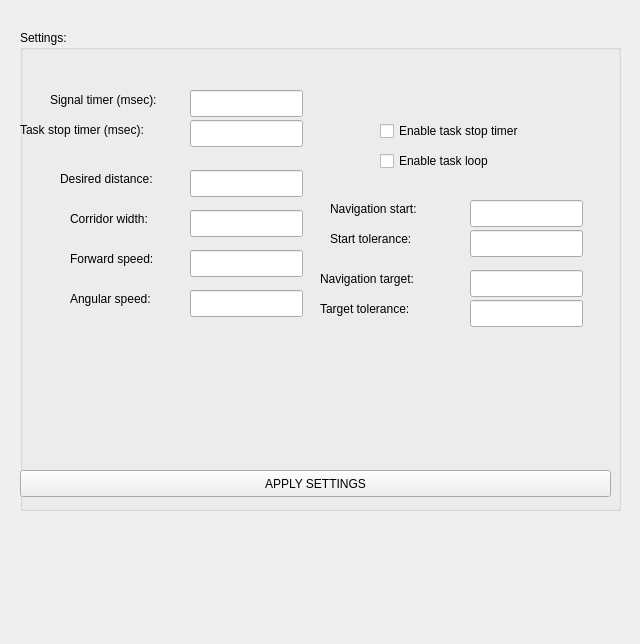
This is Hanse/TaskWallNavigation/taskwallnavigationform.ui in iti-luebeck/HANSE2011 as Qt 5 draws it before an edit. The edited form follows.
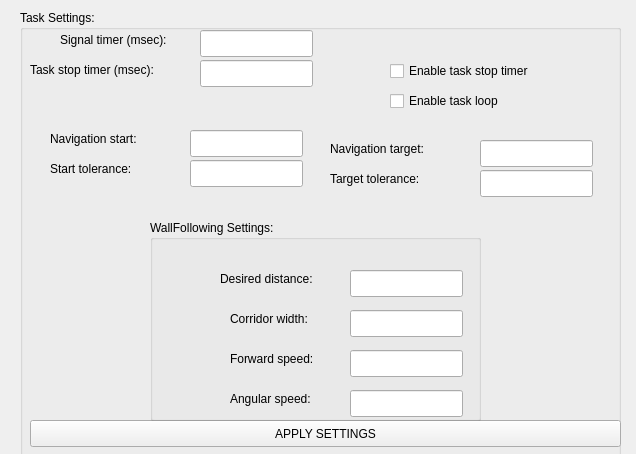
This is the edited form.

Diff of the .ui file:
```diff
--- a/Hanse/TaskWallNavigation/taskwallnavigationform.ui
+++ b/Hanse/TaskWallNavigation/taskwallnavigationform.ui
@@ -6,8 +6,8 @@
    <rect>
     <x>0</x>
     <y>0</y>
-    <width>640</width>
-    <height>644</height>
+    <width>636</width>
+    <height>454</height>
    </rect>
   </property>
   <property name="windowTitle">
@@ -17,111 +17,19 @@
    <property name="geometry">
     <rect>
      <x>20</x>
-     <y>30</y>
+     <y>10</y>
      <width>601</width>
-     <height>481</height>
+     <height>471</height>
     </rect>
    </property>
    <property name="title">
-    <string>Settings:</string>
+    <string>Task Settings:</string>
    </property>
-   <widget class="QLineEdit" name="forwardInput">
-    <property name="geometry">
-     <rect>
-      <x>170</x>
-      <y>220</y>
-      <width>113</width>
-      <height>27</height>
-     </rect>
-    </property>
-   </widget>
-   <widget class="QLineEdit" name="angularInput">
-    <property name="geometry">
-     <rect>
-      <x>170</x>
-      <y>260</y>
-      <width>113</width>
-      <height>27</height>
-     </rect>
-    </property>
-   </widget>
-   <widget class="QLineEdit" name="corridorInput">
-    <property name="geometry">
-     <rect>
-      <x>170</x>
-      <y>180</y>
-      <width>113</width>
-      <height>27</height>
-     </rect>
-    </property>
-   </widget>
-   <widget class="QLineEdit" name="desiredDistanceInput">
-    <property name="geometry">
-     <rect>
-      <x>170</x>
-      <y>140</y>
-      <width>113</width>
-      <height>27</height>
-     </rect>
-    </property>
-   </widget>
-   <widget class="QLabel" name="label_2">
-    <property name="geometry">
-     <rect>
-      <x>40</x>
-      <y>140</y>
-      <width>121</width>
-      <height>17</height>
-     </rect>
-    </property>
-    <property name="text">
-     <string>Desired distance:</string>
-    </property>
-   </widget>
-   <widget class="QLabel" name="label_1">
-    <property name="geometry">
-     <rect>
-      <x>50</x>
-      <y>180</y>
-      <width>121</width>
-      <height>17</height>
-     </rect>
-    </property>
-    <property name="text">
-     <string>Corridor width: </string>
-    </property>
-   </widget>
-   <widget class="QLabel" name="label_4">
-    <property name="geometry">
-     <rect>
-      <x>50</x>
-      <y>220</y>
-      <width>111</width>
-      <height>17</height>
-     </rect>
-    </property>
-    <property name="text">
-     <string>Forward speed: </string>
-    </property>
-   </widget>
-   <widget class="QLabel" name="label_5">
-    <property name="geometry">
-     <rect>
-      <x>50</x>
-      <y>260</y>
-      <width>101</width>
-      <height>17</height>
-     </rect>
-    </property>
-    <property name="text">
-     <string>Angular speed:</string>
-    </property>
-   </widget>
    <widget class="QLabel" name="label_6">
     <property name="geometry">
      <rect>
-      <x>310</x>
-      <y>170</y>
+      <x>30</x>
+      <y>120</y>
       <width>121</width>
       <height>17</height>
      </rect>
@@ -133,8 +41,8 @@
    <widget class="QLineEdit" name="startInput">
     <property name="geometry">
      <rect>
-      <x>450</x>
-      <y>170</y>
+      <x>170</x>
+      <y>120</y>
       <width>113</width>
       <height>27</height>
      </rect>
@@ -143,8 +51,8 @@
    <widget class="QLabel" name="label_7">
     <property name="geometry">
      <rect>
-      <x>300</x>
-      <y>240</y>
+      <x>310</x>
+      <y>130</y>
       <width>141</width>
       <height>17</height>
      </rect>
@@ -156,8 +64,8 @@
    <widget class="QLineEdit" name="targetInput">
     <property name="geometry">
      <rect>
-      <x>450</x>
-      <y>240</y>
+      <x>460</x>
+      <y>130</y>
       <width>113</width>
       <height>27</height>
      </rect>
@@ -166,8 +74,8 @@
    <widget class="QPushButton" name="applyButton">
     <property name="geometry">
      <rect>
-      <x>0</x>
-      <y>440</y>
+      <x>10</x>
+      <y>410</y>
       <width>591</width>
       <height>27</height>
      </rect>
@@ -179,8 +87,8 @@
    <widget class="QLabel" name="label_8">
     <property name="geometry">
      <rect>
-      <x>310</x>
-      <y>200</y>
+      <x>30</x>
+      <y>150</y>
       <width>121</width>
       <height>17</height>
      </rect>
@@ -192,8 +100,8 @@
    <widget class="QLineEdit" name="startToleranceInput">
     <property name="geometry">
      <rect>
-      <x>450</x>
-      <y>200</y>
+      <x>170</x>
+      <y>150</y>
       <width>113</width>
       <height>27</height>
      </rect>
@@ -202,8 +110,8 @@
    <widget class="QLineEdit" name="targetToleranceInput">
     <property name="geometry">
      <rect>
-      <x>450</x>
-      <y>270</y>
+      <x>460</x>
+      <y>160</y>
       <width>113</width>
       <height>27</height>
      </rect>
@@ -212,8 +120,8 @@
    <widget class="QLabel" name="label_9">
     <property name="geometry">
      <rect>
-      <x>300</x>
-      <y>270</y>
+      <x>310</x>
+      <y>160</y>
       <width>141</width>
       <height>17</height>
      </rect>
@@ -225,8 +133,8 @@
    <widget class="QCheckBox" name="enableTimerBox">
     <property name="geometry">
      <rect>
-      <x>360</x>
-      <y>90</y>
+      <x>370</x>
+      <y>50</y>
       <width>201</width>
       <height>22</height>
      </rect>
@@ -238,8 +146,8 @@
    <widget class="QCheckBox" name="enableLoopBox">
     <property name="geometry">
      <rect>
-      <x>360</x>
-      <y>120</y>
+      <x>370</x>
+      <y>80</y>
       <width>141</width>
       <height>22</height>
      </rect>
@@ -251,8 +159,8 @@
    <widget class="QLineEdit" name="signalInput">
     <property name="geometry">
      <rect>
-      <x>170</x>
-      <y>60</y>
+      <x>180</x>
+      <y>20</y>
       <width>113</width>
       <height>27</height>
      </rect>
@@ -261,8 +169,8 @@
    <widget class="QLabel" name="label_3">
     <property name="geometry">
      <rect>
-      <x>30</x>
-      <y>60</y>
+      <x>40</x>
+      <y>20</y>
       <width>131</width>
       <height>20</height>
      </rect>
@@ -274,8 +182,8 @@
    <widget class="QLineEdit" name="taskStopInput">
     <property name="geometry">
      <rect>
-      <x>170</x>
-      <y>90</y>
+      <x>180</x>
+      <y>50</y>
       <width>113</width>
       <height>27</height>
      </rect>
@@ -284,8 +192,8 @@
    <widget class="QLabel" name="label_10">
     <property name="geometry">
      <rect>
-      <x>0</x>
-      <y>90</y>
+      <x>10</x>
+      <y>50</y>
       <width>161</width>
       <height>20</height>
      </rect>
@@ -294,6 +202,111 @@
      <string>Task stop timer (msec):</string>
     </property>
    </widget>
+   <widget class="QGroupBox" name="groupBox_2">
+    <property name="geometry">
+     <rect>
+      <x>130</x>
+      <y>210</y>
+      <width>331</width>
+      <height>201</height>
+     </rect>
+    </property>
+    <property name="title">
+     <string>WallFollowing Settings:</string>
+    </property>
+    <widget class="QLabel" name="label_2">
+     <property name="geometry">
+      <rect>
+       <x>70</x>
+       <y>50</y>
+       <width>121</width>
+       <height>17</height>
+      </rect>
+     </property>
+     <property name="text">
+      <string>Desired distance:</string>
+     </property>
+    </widget>
+    <widget class="QLabel" name="label_5">
+     <property name="geometry">
+      <rect>
+       <x>80</x>
+       <y>170</y>
+       <width>101</width>
+       <height>17</height>
+      </rect>
+     </property>
+     <property name="text">
+      <string>Angular speed:</string>
+     </property>
+    </widget>
+    <widget class="QLabel" name="label_1">
+     <property name="geometry">
+      <rect>
+       <x>80</x>
+       <y>90</y>
+       <width>121</width>
+       <height>17</height>
+      </rect>
+     </property>
+     <property name="text">
+      <string>Corridor width: </string>
+     </property>
+    </widget>
+    <widget class="QLineEdit" name="desiredDistanceInput">
+     <property name="geometry">
+      <rect>
+       <x>200</x>
+       <y>50</y>
+       <width>113</width>
+       <height>27</height>
+      </rect>
+     </property>
+    </widget>
+    <widget class="QLabel" name="label_4">
+     <property name="geometry">
+      <rect>
+       <x>80</x>
+       <y>130</y>
+       <width>111</width>
+       <height>17</height>
+      </rect>
+     </property>
+     <property name="text">
+      <string>Forward speed: </string>
+     </property>
+    </widget>
+    <widget class="QLineEdit" name="corridorInput">
+     <property name="geometry">
+      <rect>
+       <x>200</x>
+       <y>90</y>
+       <width>113</width>
+       <height>27</height>
+      </rect>
+     </property>
+    </widget>
+    <widget class="QLineEdit" name="forwardInput">
+     <property name="geometry">
+      <rect>
+       <x>200</x>
+       <y>130</y>
+       <width>113</width>
+       <height>27</height>
+      </rect>
+     </property>
+    </widget>
+    <widget class="QLineEdit" name="angularInput">
+     <property name="geometry">
+      <rect>
+       <x>200</x>
+       <y>170</y>
+       <width>113</width>
+       <height>27</height>
+      </rect>
+     </property>
+    </widget>
+   </widget>
   </widget>
  </widget>
  <resources/>
```
